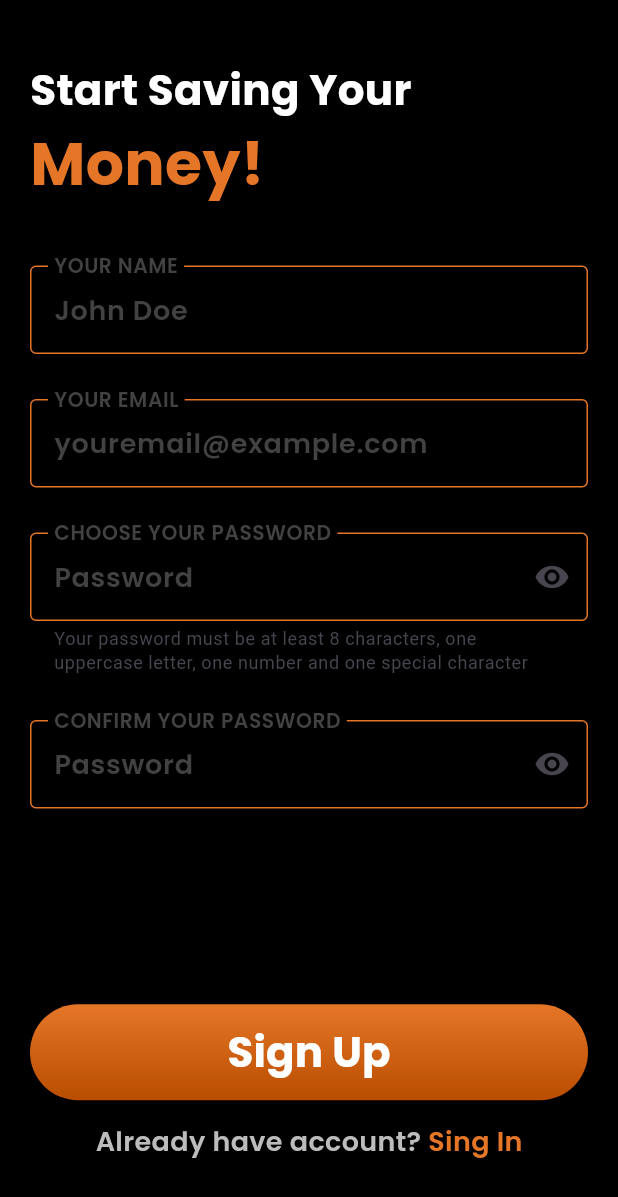
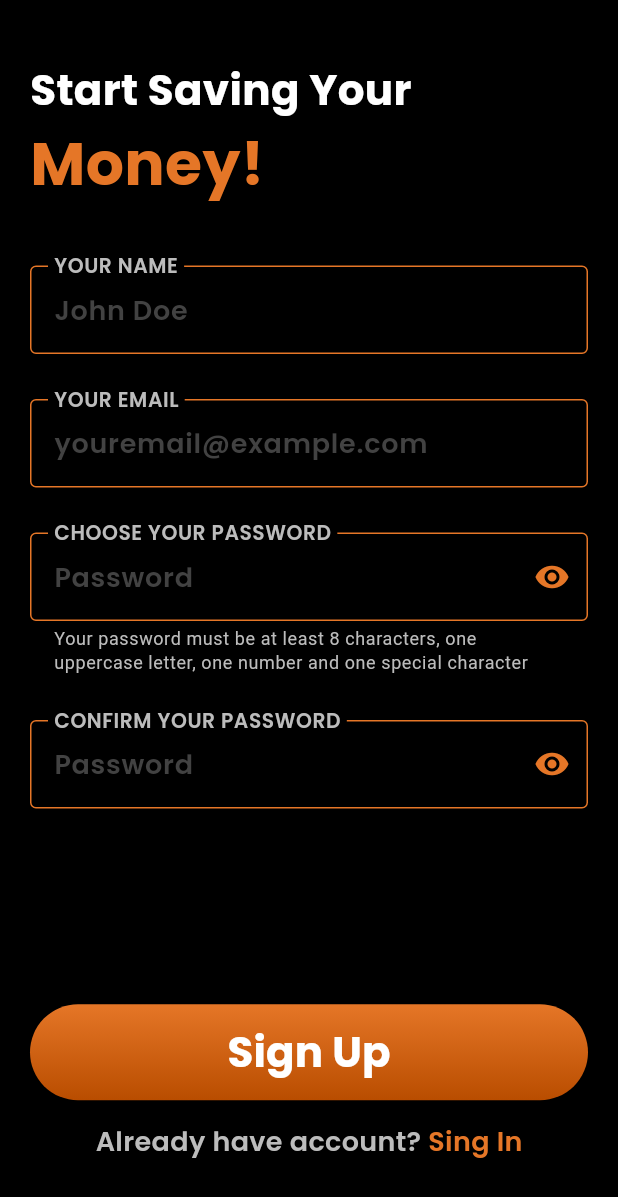
Before and after one commit to ppfuark/WorldSkils, a Flutter app: the SignUpPage screen opened by its route, on a phone screen of 412 x 824 dp. Shown: the top 1197 px of the screen. Run offline on Flutter 3.47's test engine with Material 3 defaults, Android fonts, the phone set to English and light mode, and no system bars; our stand-ins replace firebase_auth, firebase_core, get_it, sqflite; accounts and stored records are empty.

Commit message:
FlutterApps[style]: Fuark Bank

```diff
--- a/Flutter Apps/fuark_bank/lib/common/widgets/app_input.dart
+++ b/Flutter Apps/fuark_bank/lib/common/widgets/app_input.dart
@@ -75,16 +75,19 @@ class _AppInputState extends State<AppInput> {
       textCapitalization: widget.textCapitalization ?? TextCapitalization.none,
       decoration: InputDecoration(
         helperText: _helperText,
+        helperStyle: TextStyle(color: AppColors.tertiary),
         helperMaxLines: 3,
         suffixIcon: widget.suffixIcon,
+        suffixIconColor: AppColors.primaryColor,
         // prefixIcon: Icon(Icons.add),
         hintText: widget.placeholder,
         hintStyle: AppTextStyle.headline.copyWith(color: AppColors.secoundary),
         floatingLabelBehavior: FloatingLabelBehavior.always,
         labelText: widget.label.toUpperCase(),
-        labelStyle: AppTextStyle.headline.copyWith(color: AppColors.secoundary),
+        labelStyle: AppTextStyle.headline.copyWith(color: AppColors.tertiary),
         focusedBorder: defaultBorder,
         errorBorder: defaultBorder,
+        errorStyle: TextStyle(color: AppColors.primaryColor),
         focusedErrorBorder: defaultBorder,
         enabledBorder: defaultBorder,
         disabledBorder: defaultBorder,
--- a/Flutter Apps/fuark_bank/lib/common/widgets/app_password_input.dart
+++ b/Flutter Apps/fuark_bank/lib/common/widgets/app_password_input.dart
@@ -53,7 +53,6 @@ class _AppPasswordInputState extends State<AppPasswordInput> {
         borderRadius: BorderRadius.circular(23.0),
         child: isHidden ? Icon(Icons.visibility) : Icon(Icons.visibility_off),
         onTap: () {
-          log("AFFF");
           setState(() {
             isHidden = !isHidden;
           });
```
